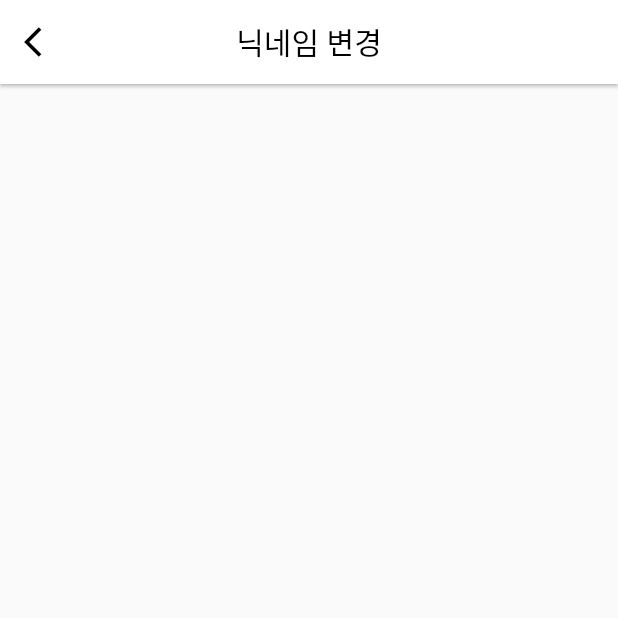
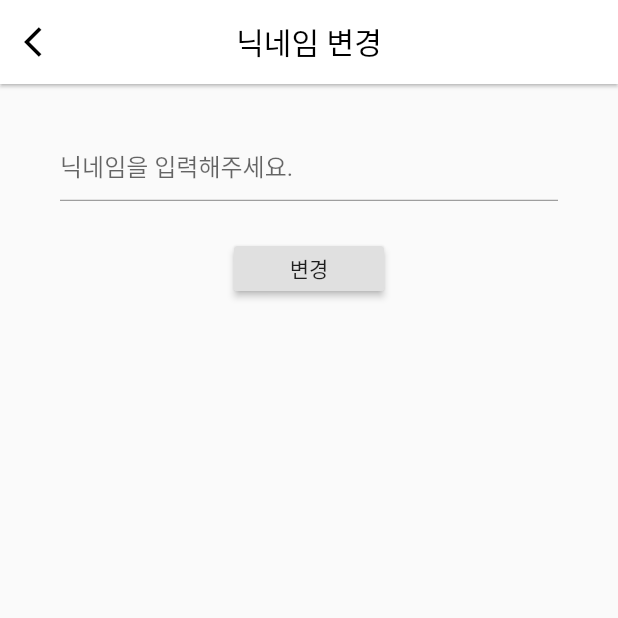
Before and after one commit to amuse-travel/amuseapp, a Flutter app: the MainForm screen opened directly, item 3 of the bottom bar chosen, after a tap on "닉네임 변경", on a phone screen of 412 x 824 dp, the top half of it. Run offline on Flutter 3.47's test engine with Material 2 defaults, Android fonts, the phone set to English and light mode, and no system bars; our stand-ins replace bloc, cached_network_image, equatable, firebase_auth, firebase_core, flutter_bloc and 5 more; missing offline and left inert: dash_chat; accounts and stored records are empty; network calls fail.

Commit message:
use username

```diff
--- a/lib/blocs/authentication/authentication_bloc.dart
+++ b/lib/blocs/authentication/authentication_bloc.dart
@@ -35,8 +35,6 @@ class AuthenticationBloc extends Bloc<AuthenticationEvent, AuthenticationState>
     try {
       final User user = await authenticationRepository.authenticate();
       if (user != null) {
-        final SingletonUser _singletonUser = SingletonUser();
-        _singletonUser.user = user;
         yield AuthenticationTrySuccess();
       } else {
         yield AuthenticationRequired();
--- a/lib/model/singleton_user.dart
+++ b/lib/model/singleton_user.dart
@@ -6,10 +6,10 @@ class SingletonUser {
   }
 
   SingletonUser._internal() {
-    user = null;
+    userName = null;
   }
 
   static final SingletonUser _singletonUser = SingletonUser._internal();
 
-  User user;
+  String userName;
 }
--- a/lib/pages/setting/setting_page.dart
+++ b/lib/pages/setting/setting_page.dart
@@ -1,5 +1,5 @@
 import 'package:amuse_app/blocs/authentication/authentication_bloc.dart';
-import 'package:amuse_app/pages/setting/update_nickname/update_nickname_page.dart';
+import 'package:amuse_app/pages/setting/update_user_name/update_user_name_page.dart';
 import 'package:flutter_bloc/flutter_bloc.dart';
 import 'package:flutter/material.dart';
 
@@ -8,7 +8,7 @@ class SettingPage extends StatelessWidget {
     Navigator.push(
       context,
       MaterialPageRoute<Widget>(
-        builder: (BuildContext buildContext) => UpdateNicknamePage(),
+        builder: (BuildContext buildContext) => UpdateUserNamePage(),
       ),
     );
   }
--- a/lib/pages/setting/update_nickname/update_nickname_page.dart
+++ /dev/null
@@ -1,33 +0,0 @@
-import 'package:flutter/material.dart';
-
-class UpdateNicknamePage extends StatelessWidget {
-  void _onBackButtonPressed(BuildContext context) {
-    Navigator.pop(context);
-  }
-
-  @override
-  Widget build(BuildContext context) {
-    return Scaffold(
-      appBar: AppBar(
-        title: const Text(
-          '닉네임 변경',
-          style: TextStyle(
-            fontSize: 20,
-            color: Colors.black,
-          ),
-        ),
-        centerTitle: true,
-        backgroundColor: Colors.white,
-        elevation: 1,
-        leading: IconButton(
-          onPressed: () => _onBackButtonPressed(context),
-          icon: const Icon(
-            Icons.arrow_back_ios,
-            color: Colors.black,
-          ),
-        ),
-      ),
-      body: Container(),
-    );
-  }
-}
--- /dev/null
+++ b/lib/pages/setting/update_user_name/update_user_name_page.dart
@@ -0,0 +1,89 @@
+import 'package:amuse_app/model/singleton_user.dart';
+import 'package:amuse_app/pages/common/common_decorations/underline_text_field_decoration.dart';
+import 'package:flutter/material.dart';
+
+class UpdateUserNamePage extends StatefulWidget {
+  @override
+  _UpdateUserNamePageState createState() => _UpdateUserNamePageState();
+}
+
+class _UpdateUserNamePageState extends State<UpdateUserNamePage> {
+  SingletonUser _singletonUser;
+
+  TextEditingController _textEditingController;
+
+  @override
+  void initState() {
+    super.initState();
+
+    _singletonUser = SingletonUser();
+
+    _textEditingController = TextEditingController();
+  }
+
+  void _onBackButtonPressed(BuildContext context) {
+    Navigator.pop(context);
+  }
+
+  void _onUpdateUserName() {
+    if (_textEditingController.text.isNotEmpty) {
+      print('changed');
+      _singletonUser.userName = _textEditingController.text;
+    }
+  }
+
+  @override
+  Widget build(BuildContext context) {
+    return Scaffold(
+      appBar: AppBar(
+        title: const Text(
+          '닉네임 변경',
+          style: TextStyle(
+            fontSize: 20,
+            color: Colors.black,
+          ),
+        ),
+        centerTitle: true,
+        backgroundColor: Colors.white,
+        elevation: 1,
+        leading: IconButton(
+          onPressed: () => _onBackButtonPressed(context),
+          icon: const Icon(
+            Icons.arrow_back_ios,
+            color: Colors.black,
+          ),
+        ),
+      ),
+      body: Container(
+        width: MediaQuery.of(context).size.width,
+        child: Column(
+          children: <Widget>[
+            const SizedBox(
+              height: 30,
+            ),
+            Container(
+              margin: const EdgeInsets.symmetric(horizontal: 40),
+              child: TextFormField(
+                controller: _textEditingController,
+                decoration: underlineTextFieldDecoration(
+                  hintText: '닉네임을 입력해주세요.',
+                ),
+              ),
+            ),
+            const SizedBox(
+              height: 30,
+            ),
+            Container(
+              width: 100,
+              height: 30,
+              child: RaisedButton(
+                onPressed: _onUpdateUserName,
+                child: Text('변경'),
+              ),
+            ),
+          ],
+        ),
+      ),
+    );
+  }
+}
```
Also changed, not shown: lib/pages/chat/chat_page.dart (+19 -1 lines), lib/pages/chat/chat_room/chat_room_form.dart (+6 -6 lines), lib/pages/chat/chat_room/chat_room_page.dart (+9 -1 lines), lib/repositories/authentication_repository/authentication_repository_impl.dart (+10 -11 lines), lib/services/socket_io.dart (+6 -7 lines).
